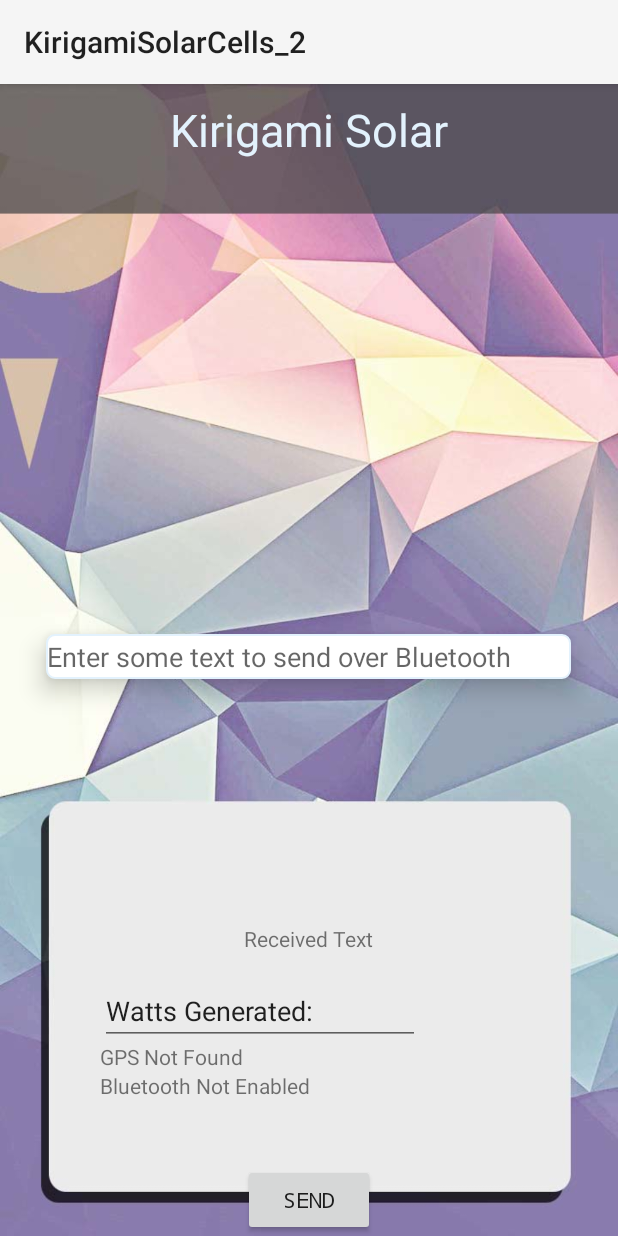
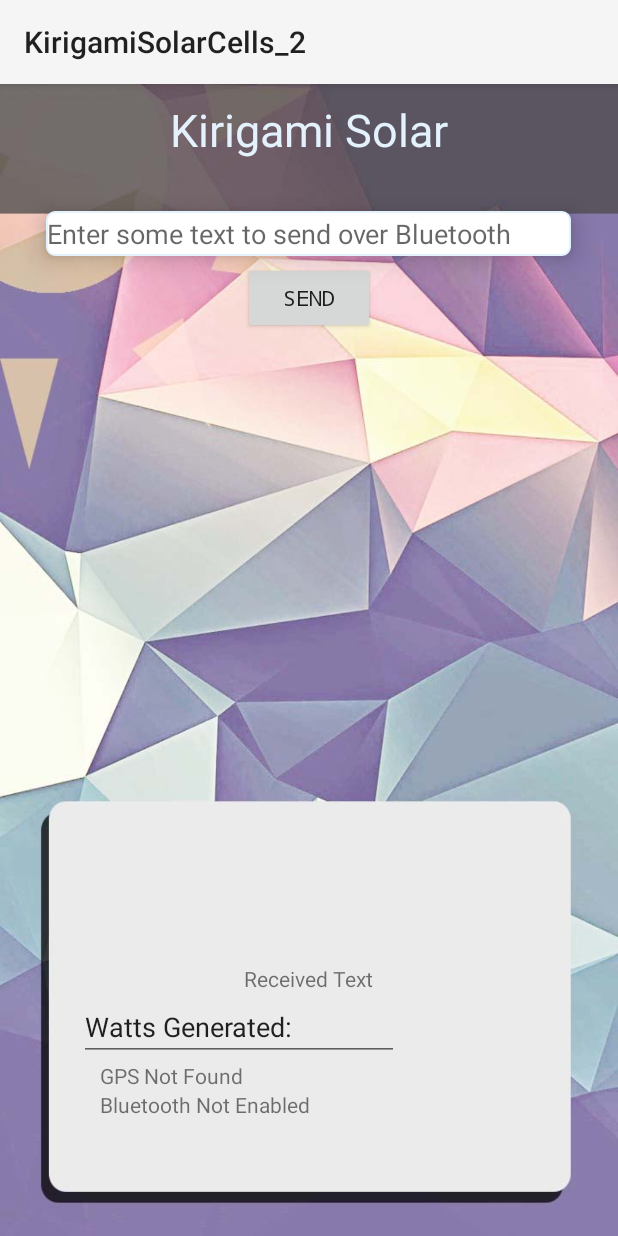
Before and after one commit to thematthewchen/KirigamiSolarCells_2, an Android app: the MainActivity screen opened directly, with no data from a screen before it, on a phone screen of 412 x 824 dp. Run offline under Robolectric (Android 15) with nearby library versions, the phone set to English and light mode, and no system bars.

Commit message:
parsed byte array to string (can't send new line and sometimes data faulty)

```diff
--- a/app/src/main/res/layout/activity_main.xml
+++ b/app/src/main/res/layout/activity_main.xml
@@ -13,58 +13,56 @@
         android:id="@+id/inputText"
         android:layout_width="350dp"
         android:layout_height="30dp"
-        android:layout_above="@+id/receivedText"
-        android:layout_centerHorizontal="true"
-        android:layout_centerInParent="true"
-        android:layout_marginBottom="163dp"
         android:background="@drawable/roundedcorner"
         android:elevation="10dp"
         android:hint="Enter some text to send over Bluetooth"
-        />
+        android:layout_marginTop="34dp"
+        android:layout_below="@+id/title"
+        android:layout_centerHorizontal="true" />
 
     <Button
         android:id="@+id/buttonSend"
         android:layout_width="wrap_content"
         android:layout_height="wrap_content"
-        android:layout_alignParentBottom="true"
-        android:layout_centerHorizontal="true"
         android:elevation="24dp"
         android:onClick="onClickSend"
         android:text="Send"
-        android:typeface="monospace" />
+        android:typeface="monospace"
+        android:layout_marginTop="34dp"
+        android:layout_alignTop="@+id/inputText"
+        android:layout_centerHorizontal="true" />
 
 
     <TextView
         android:id="@+id/receivedText"
         android:layout_width="wrap_content"
         android:layout_height="wrap_content"
-        android:layout_above="@+id/editText"
-        android:layout_centerHorizontal="true"
-        android:layout_marginBottom="16dp"
         android:clickable="false"
         android:text="Received Text"
 
-        tools:textSize="24sp" />
+        tools:textSize="24sp"
+        android:layout_above="@+id/editText"
+        android:layout_centerHorizontal="true" />
 
     <EditText
         android:id="@+id/editText"
         android:layout_width="wrap_content"
         android:layout_height="wrap_content"
-        android:layout_marginBottom="79dp"
         android:ems="10"
         android:inputType="numberDecimal"
         android:text="Watts Generated: "
-        android:layout_above="@+id/buttonSend"
-        android:layout_alignLeft="@+id/gpstext"
-        android:layout_alignStart="@+id/gpstext" />
+        android:layout_above="@+id/gpstext"
+        android:layout_alignLeft="@+id/inputText"
+        android:layout_alignStart="@+id/inputText"
+        android:layout_marginLeft="22dp"
+        android:layout_marginStart="22dp" />
 
     <TextView
         android:id="@+id/gpstext"
         android:layout_width="wrap_content"
         android:layout_height="wrap_content"
-        android:layout_marginTop="43dp"
         android:text="GPS Not Found"
-        android:layout_alignTop="@+id/editText"
+        android:layout_above="@+id/bluetoothtext"
         android:layout_toLeftOf="@+id/buttonSend"
         android:layout_toStartOf="@+id/buttonSend" />
 
@@ -72,11 +70,11 @@
         android:id="@+id/bluetoothtext"
         android:layout_width="wrap_content"
         android:layout_height="wrap_content"
+        android:text="Bluetooth Not Enabled"
+        android:layout_marginBottom="78dp"
+        android:layout_alignParentBottom="true"
         android:layout_alignLeft="@+id/gpstext"
-        android:layout_alignStart="@+id/gpstext"
-        android:layout_below="@+id/gpstext"
-        android:text="Bluetooth Not Enabled"
-         />
+        android:layout_alignStart="@+id/gpstext" />
 
     <TextView
         android:id="@+id/title"
```
Also changed, not shown: app/src/main/java/com/example/kirigamisolarcells_2/MainActivity.java (+57 -9 lines).
